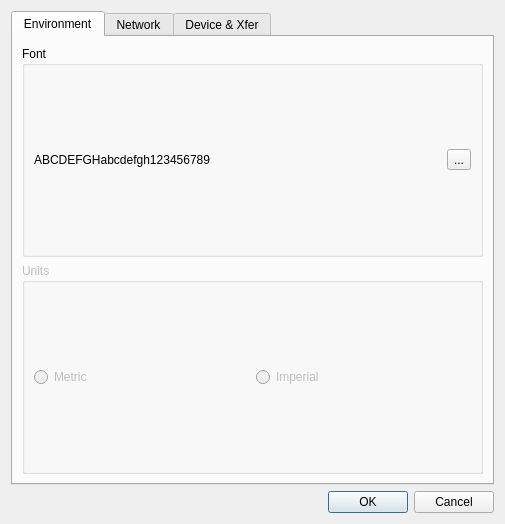
Above: src/IDlgConfig.ui from ntruchsess/QLandkarteGT before the change. Below: the same form after it.
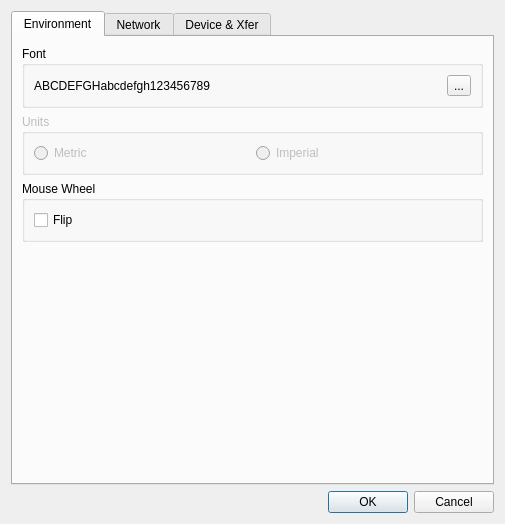
That is the form after the change.

What changed in the file:
```diff
--- a/src/IDlgConfig.ui
+++ b/src/IDlgConfig.ui
@@ -72,6 +72,35 @@
          </layout>
         </widget>
        </item>
+       <item>
+        <widget class="QGroupBox" name="groupBox_3" >
+         <property name="title" >
+          <string>Mouse Wheel</string>
+         </property>
+         <layout class="QHBoxLayout" >
+          <item>
+           <widget class="QCheckBox" name="checkFlipMouseWheel" >
+            <property name="text" >
+             <string>Flip</string>
+            </property>
+           </widget>
+          </item>
+         </layout>
+        </widget>
+       </item>
+       <item>
+        <spacer>
+         <property name="orientation" >
+          <enum>Qt::Vertical</enum>
+         </property>
+         <property name="sizeHint" >
+          <size>
+           <width>20</width>
+           <height>40</height>
+          </size>
+         </property>
+        </spacer>
+       </item>
       </layout>
      </widget>
      <widget class="QWidget" name="tab_2" >
```
